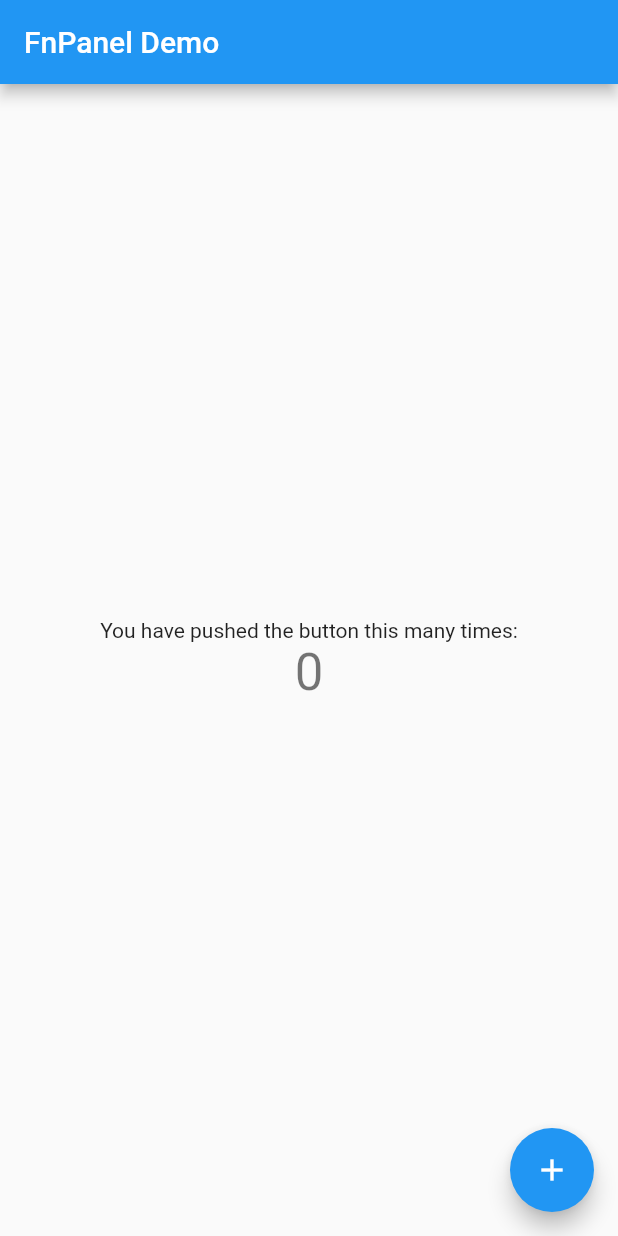
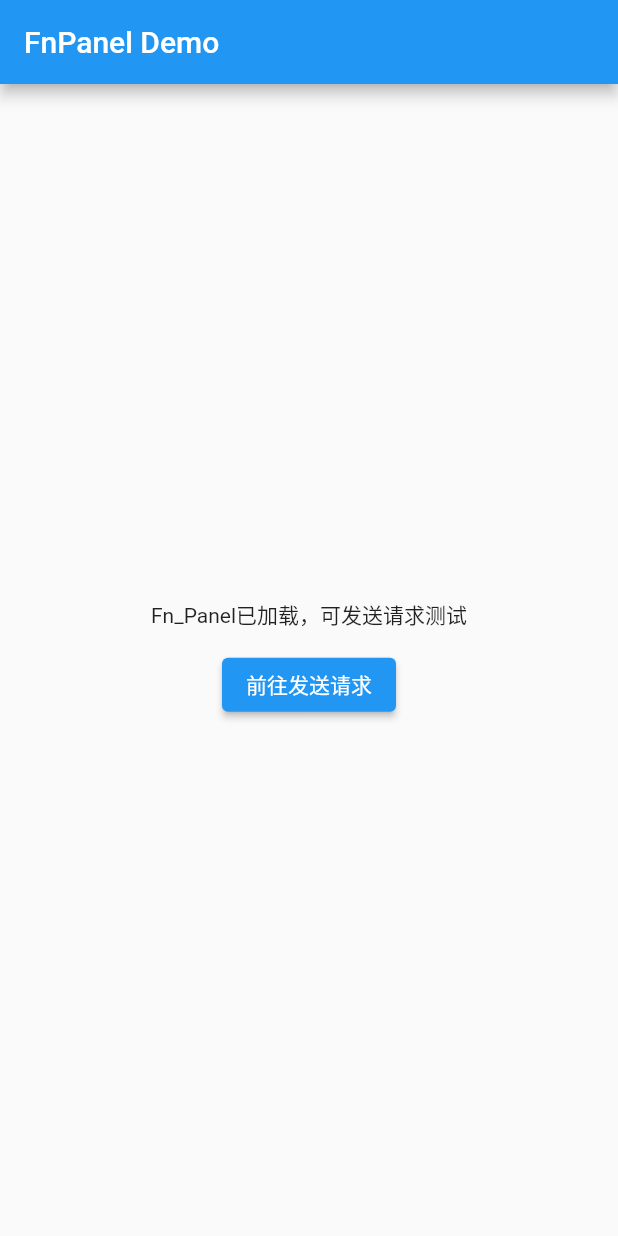
Before and after one commit to SmileZXLee/FnPanel, a Flutter app: the screen it shows after launch, on a phone screen of 412 x 824 dp. Run offline on Flutter 3.47's test engine with Material 2 defaults, Android fonts, the phone set to English and light mode, and no system bars; our stand-ins replace dio.

Commit message:
添加Demo&优化细节

```diff
--- a/lib/core/third_party/flutter_json_viewer/flutter_json_viewer.dart
+++ b/lib/core/third_party/flutter_json_viewer/flutter_json_viewer.dart
@@ -154,7 +154,7 @@ class _FnJsonObjectViewerState extends State<FnJsonObjectViewer> {
             entry.value.toString(),
             style: TextStyle(color: Colors.teal),
             onTap: () {
-              FnPrintUtils.printDebug("${entry.key}: ${entry.value}");
+              FnPrintUtils.print("${entry.key}: ${entry.value}");
             },
           )
       );
@@ -164,7 +164,7 @@ class _FnJsonObjectViewerState extends State<FnJsonObjectViewer> {
             '\"' + entry.value + '\"',
             style: TextStyle(color: Colors.redAccent),
             onTap: () {
-              FnPrintUtils.printDebug("${entry.key}: ${entry.value}");
+              FnPrintUtils.print("${entry.key}: ${entry.value}");
             },
           )
       );
@@ -180,7 +180,7 @@ class _FnJsonObjectViewerState extends State<FnJsonObjectViewer> {
             entry.value.toString(),
             style: TextStyle( color: Colors.teal),
             onTap: () {
-              FnPrintUtils.printDebug("${entry.key}: ${entry.value}");
+              FnPrintUtils.print("${entry.key}: ${entry.value}");
             },
           )
       );
--- a/lib/core/ui/config/fn_config.dart
+++ b/lib/core/ui/config/fn_config.dart
@@ -1,3 +1,8 @@
+
+enum Level {
+  debug,
+  release,
+}
 
 /// FnPanel
 ///
@@ -5,7 +10,9 @@
 class FnConfig {
   FnGlobalButtonConfig? globalButtonConfig;
 
-  FnConfig({this.globalButtonConfig});
+  Level? level;
+
+  FnConfig({this.globalButtonConfig, this.level});
 }
 
 class FnGlobalButtonConfig {
--- a/lib/core/ui/fn_bottom_panel/fn_detail_panel/container/fn_detail_headers.dart
+++ b/lib/core/ui/fn_bottom_panel/fn_detail_panel/container/fn_detail_headers.dart
@@ -137,7 +137,7 @@ class _FnDetailHeadersState extends State<FnDetailHeaders> {
                         ],
                       ),
                       onTap: () {
-                        FnPrintUtils.printDebug("${header['title']}: ${header['desc']}");
+                        FnPrintUtils.print("${header['title']}: ${header['desc']}");
                       },
                     ),
                   );
--- a/lib/core/ui/fn_bottom_panel/fn_detail_panel/container/fn_detail_response.dart
+++ b/lib/core/ui/fn_bottom_panel/fn_detail_panel/container/fn_detail_response.dart
@@ -71,7 +71,7 @@ class _FnDetailResponseState extends State<FnDetailResponse> {
                   color: Colors.black,
                 ),
                 onTap: () {
-                  FnPrintUtils.printDebug(json.encode(responseModel.data));
+                  FnPrintUtils.print(json.encode(responseModel.data));
                 },
               ),
             )
--- a/lib/core/ui/fn_bottom_panel/fn_detail_panel/container/fn_detail_resquest.dart
+++ b/lib/core/ui/fn_bottom_panel/fn_detail_panel/container/fn_detail_resquest.dart
@@ -62,7 +62,7 @@ class _FnDetailRequestState extends State<FnDetailRequest> {
               color: Colors.black
           ),
           onTap: () {
-            FnPrintUtils.printDebug(Uri(queryParameters: queryParameters).query);
+            FnPrintUtils.print(Uri(queryParameters: queryParameters).query);
           },
         )
     );
@@ -81,7 +81,7 @@ class _FnDetailRequestState extends State<FnDetailRequest> {
               color: Colors.black
           ),
           onTap: () {
-            FnPrintUtils.printDebug(json.encode(requestModel.data));
+            FnPrintUtils.print(json.encode(requestModel.data));
           },
         )
     );
--- a/lib/core/ui/fn_bottom_panel/fn_detail_panel/fn_detail_panel.dart
+++ b/lib/core/ui/fn_bottom_panel/fn_detail_panel/fn_detail_panel.dart
@@ -96,7 +96,7 @@ class _FnDetailPanelState extends State<FnDetailPanel> {
                     CurlExportParser exportParser = CurlExportParser();
                     String result = exportParser.parser(widget.requestModel!);
                     Clipboard.setData(ClipboardData(text: result));
-                    FnPrintUtils.printDebug(result);
+                    FnPrintUtils.print(result);
                   }
                 },
                 itemBuilder: (BuildContext context) {
--- /dev/null
+++ b/lib/core/utils/fn_level_utils.dart
@@ -0,0 +1,18 @@
+import 'package:flutter/foundation.dart';
+import 'package:fn_panel/core/data/common_data.dart';
+import 'package:fn_panel/core/ui/config/fn_config.dart';
+
+/// FnPanel
+///
+/// 当前环境Level工具类
+class FnLevelUtils {
+  static bool allow() {
+    Level level = CommonData.config?.level ?? Level.debug;
+    if (level == Level.debug) {
+      return kDebugMode || kProfileMode;
+    } else if (level == Level.release) {
+      return kDebugMode || kReleaseMode || kProfileMode;
+    }
+    return false;
+  }
+}
--- a/lib/core/utils/fn_print_utils.dart
+++ b/lib/core/utils/fn_print_utils.dart
@@ -1,11 +1,13 @@
 import 'package:flutter/foundation.dart';
+import 'package:fn_panel/core/utils/fn_level_utils.dart';
+
 
 /// FnPanel
 ///
 /// 打印工具类
 class FnPrintUtils {
-  static void printDebug(String msg) {
-    if (kDebugMode) {
+  static void print(String msg) {
+    if (FnLevelUtils.allow()) {
       print(msg);
     }
   }
--- a/lib/main.dart
+++ b/lib/main.dart
@@ -1,9 +1,9 @@
 import 'package:flutter/material.dart';
 import 'package:dio/dio.dart';
+import 'package:fn_panel/request_test_page.dart';
+import 'package:fn_panel/core/ui/config/fn_config.dart';
 
 import 'core/fn_panel.dart';
-import 'core/ui/fn_bottom_panel/fn_bottom_panel.dart';
-import 'new_page.dart';
 
 void main() {
   runApp(const MyApp());
@@ -16,17 +16,8 @@ class MyApp extends StatelessWidget {
   @override
   Widget build(BuildContext context) {
     return MaterialApp(
-      title: 'Flutter Demo',
+      title: 'FnPanel Demo',
       theme: ThemeData(
-        // This is the theme of your application.
-        //
-        // Try running your application with "flutter run". You'll see the
-        // application has a blue toolbar. Then, without quitting the app, try
-        // changing the primarySwatch below to Colors.green and then invoke
-        // "hot reload" (press "r" in the console where you ran "flutter run",
-        // or simply save your changes to "hot reload" in a Flutter IDE).
-        // Notice that the counter didn't reset back to zero; the application
-        // is not restarted.
         primarySwatch: Colors.blue,
       ),
       home: const MyHomePage(title: 'FnPanel Demo'),
@@ -38,108 +29,50 @@ class MyApp extends StatelessWidget {
 class MyHomePage extends StatefulWidget {
   const MyHomePage({Key? key, required this.title}) : super(key: key);
 
-  // This widget is the home page of your application. It is stateful, meaning
-  // that it has a State object (defined below) that contains fields that affect
-  // how it looks.
-
-  // This class is the configuration for the state. It holds the values (in this
-  // case the title) provided by the parent (in this case the App widget) and
-  // used by the build method of the State. Fields in a Widget subclass are
-  // always marked "final".
-
   final String title;
 
   @override
   State<MyHomePage> createState() => _MyHomePageState();
 }
 
+
 class _MyHomePageState extends State<MyHomePage> {
-  int _counter = 0;
 
-  void _incrementCounter() async{
-    setState(() {
-      // This call to setState tells the Flutter framework that something has
-      // changed in this State, which causes it to rerun the build method below
-      // so that the display can reflect the updated values. If we changed
-      // _counter without calling setState(), then the build method would not be
-      // called again, and so nothing would appear to happen.
-      _counter++;
-    });
-
-    // FnBottomPanel.show(context);
-
-    FnPanel.setGlobalButton(context);
+  @override
+  void initState() {
+    super.initState();
 
 
-    Future.delayed(Duration(seconds: 5), () async{
-      // 创建一个dio实例
-      Dio dio = Dio();
-
-      FnPanel.setDio(dio);
-
-      // 发送GET请求
-      Response response = await dio.get('https://api.z-notify.zxlee.cn/v1/project/projects?current=1&pageSize=10');
-
-      // 打印响应数据
-      print(response.data);
-
-      Navigator.push(
-        context,
-        MaterialPageRoute(builder: (context) => NewPage()),
-      );
-    });
-
+    // 设置全局Button
+    FnPanel.setGlobalButton(context);
   }
 
   @override
   Widget build(BuildContext context) {
-    // This method is rerun every time setState is called, for instance as done
-    // by the _incrementCounter method above.
-    //
-    // The Flutter framework has been optimized to make rerunning build methods
-    // fast, so that you can just rebuild anything that needs updating rather
-    // than having to individually change instances of widgets.
     return Scaffold(
       appBar: AppBar(
-        // Here we take the value from the MyHomePage object that was created by
-        // the App.build method, and use it to set our appbar title.
         title: Text(widget.title),
       ),
       body: Center(
-        // Center is a layout widget. It takes a single child and positions it
-        // in the middle of the parent.
         child: Column(
-          // Column is also a layout widget. It takes a list of children and
-          // arranges them vertically. By default, it sizes itself to fit its
-          // children horizontally, and tries to be as tall as its parent.
-          //
-          // Invoke "debug painting" (press "p" in the console, choose the
-          // "Toggle Debug Paint" action from the Flutter Inspector in Android
-          // Studio, or the "Toggle Debug Paint" command in Visual Studio Code)
-          // to see the wireframe for each widget.
-          //
-          // Column has various properties to control how it sizes itself and
-          // how it positions its children. Here we use mainAxisAlignment to
-          // center the children vertically; the main axis here is the vertical
-          // axis because Columns are vertical (the cross axis would be
-          // horizontal).
           mainAxisAlignment: MainAxisAlignment.center,
           children: <Widget>[
             const Text(
-              'You have pushed the button this many times:',
+              'Fn_Panel已加载，可发送请求测试',
             ),
-            Text(
-              '$_counter',
-              style: Theme.of(context).textTheme.headline4,
-            ),
+            SizedBox(height: 12),
+            ElevatedButton(
+              onPressed: () {
+                Navigator.push(
+                  context,
+                  MaterialPageRoute(builder: (context) => RequestTestPage()),
+                );
+              },
+              child: Text('前往发送请求'),
+            )
           ],
         ),
       ),
-      floatingActionButton: FloatingActionButton(
-        onPressed: _incrementCounter,
-        tooltip: 'Increment',
-        child: const Icon(Icons.add),
-      ), // This trailing comma makes auto-formatting nicer for build methods.
     );
   }
 }
```
Also changed, not shown: lib/core/fn_panel.dart (+13 -0 lines), lib/core/ui/fn_bottom_panel/fn_bottom_panel.dart (+29 -2 lines), lib/new_page.dart (deleted, +0 -20 lines), lib/request_test_page.dart (added, +144 -0 lines).
